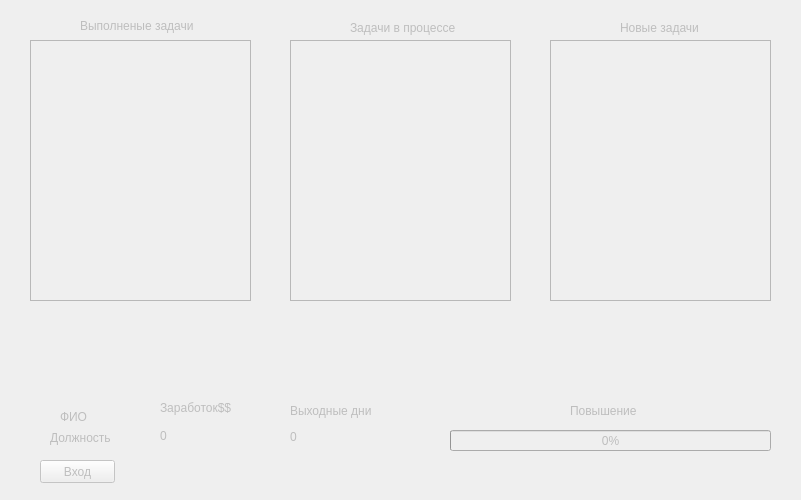
keregan/Active_staff_motivation_qt, file untitled.ui: the form before one commit.
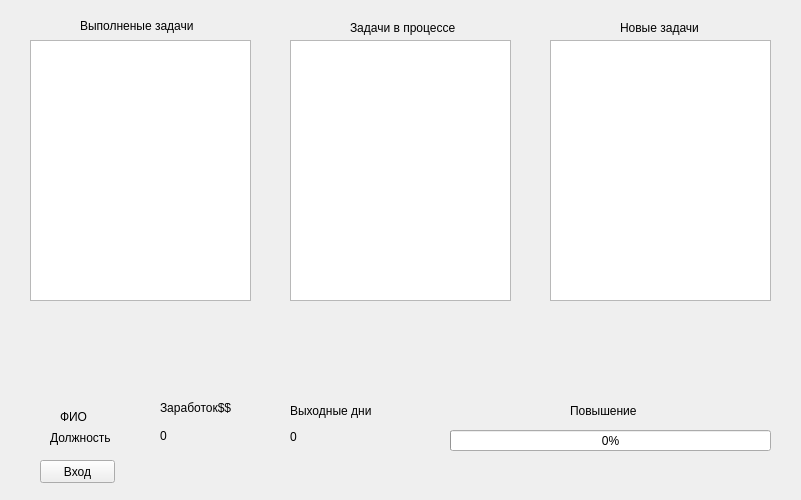
The form after the commit.

```diff
--- a/untitled.ui
+++ b/untitled.ui
@@ -3,7 +3,7 @@
  <class>MainWindow</class>
  <widget class="QMainWindow" name="MainWindow">
   <property name="enabled">
-   <bool>false</bool>
+   <bool>true</bool>
   </property>
   <property name="geometry">
    <rect>
@@ -113,6 +113,9 @@
     </property>
    </widget>
    <widget class="QPushButton" name="registration_window">
+    <property name="enabled">
+     <bool>true</bool>
+    </property>
     <property name="geometry">
      <rect>
       <x>40</x>
```
Left out of the diff: 12 changed lines with no effect on the pictures.
